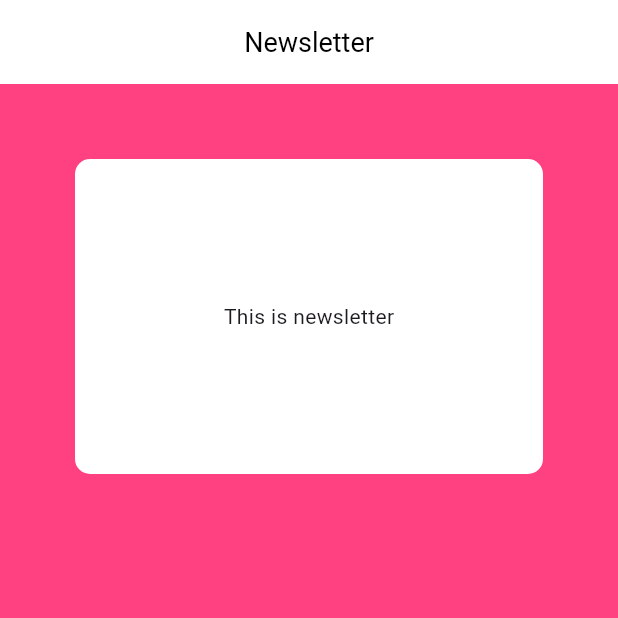
After one commit to Bee-Gin-er16/Design-to-Flutter-mobile, a Flutter app: the screen it shows after launch, on a phone screen of 412 x 824 dp, the top half of it. The commit adds this screen. Run offline on Flutter 3.47's test engine with Material 3 defaults, Android fonts, the phone set to English and light mode, and no system bars; Roboto replaces fonts that are missing (Poppins).

Commit message:
New challenge
Newsletter begginings

```diff
--- a/user_interface/lib/main.dart
+++ b/user_interface/lib/main.dart
@@ -1,5 +1,7 @@
 import 'package:flutter/material.dart';
-import 'pages/home.dart';
+// import 'pages/home.dart';
+import 'pages/newsletter.dart';
+
 
 void main() {
   runApp(const MyApp());
@@ -14,7 +16,7 @@ class MyApp extends StatelessWidget {
     return MaterialApp(
       debugShowCheckedModeBanner: false,
       theme: ThemeData(fontFamily: 'Poppins'),
-      home: HomePage(),
+      home: Newsletter(),
     );
   }
 }
--- /dev/null
+++ b/user_interface/lib/pages/newsletter.dart
@@ -0,0 +1,64 @@
+import 'package:flutter/material.dart';
+
+class Newsletter extends StatefulWidget {
+  const Newsletter({super.key});
+
+  @override
+  State<Newsletter> createState() => _Newsletter();
+
+}
+
+class _Newsletter extends State<Newsletter> {
+  @override
+  Widget build(BuildContext context) {
+    return Scaffold(
+      appBar: appBar(),
+      backgroundColor: Colors.pinkAccent,
+      body: ListView(
+        children: [
+          _maincontent(),
+          SizedBox(height: 20,),
+        ],
+      ),
+    );
+  }
+
+}
+
+Widget _maincontent() {
+  return Padding(
+    padding: EdgeInsets.all(50),
+    child: Expanded(
+      child: Container(
+        height: 210,
+        padding: EdgeInsets.all(25),
+        decoration: BoxDecoration(
+          color: const Color.fromARGB(255, 255, 255, 255),
+          borderRadius: BorderRadius.circular(10),
+        ),
+        child: Row(
+          mainAxisAlignment: MainAxisAlignment.center,
+          children: [
+            Text("This is newsletter"),
+          ],
+        ),
+      ),
+    ),
+  );
+}
+
+AppBar appBar() {
+    return AppBar(
+      title: Text(
+        'Newsletter',
+        style: TextStyle(
+          color: Colors.black,
+          fontSize: 18,
+          fontWeight: FontWeight.w400,
+        ),
+      ),
+      backgroundColor: Colors.white,
+      elevation: 0.0,
+      centerTitle: true,
+    );
+  }
```
